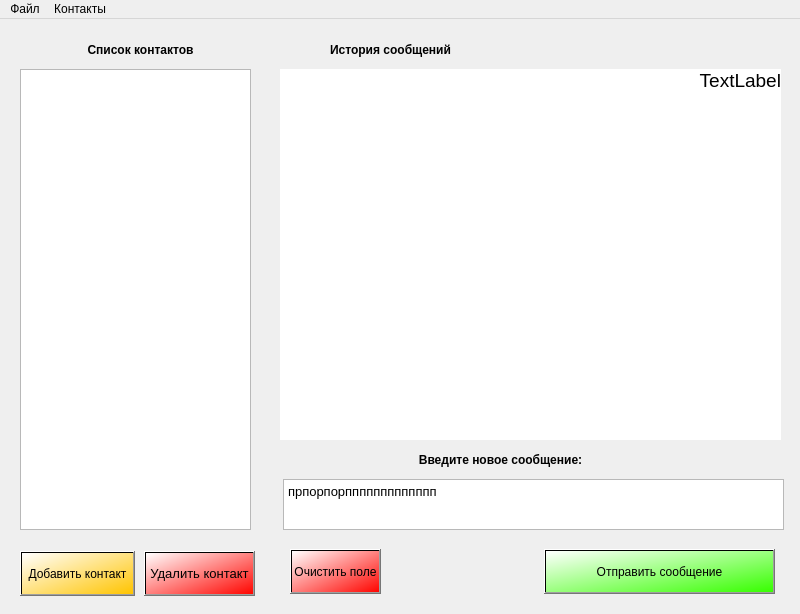
Qt form gui/client_ui.ui (AlexVBodrov/chat_python) before a commit.
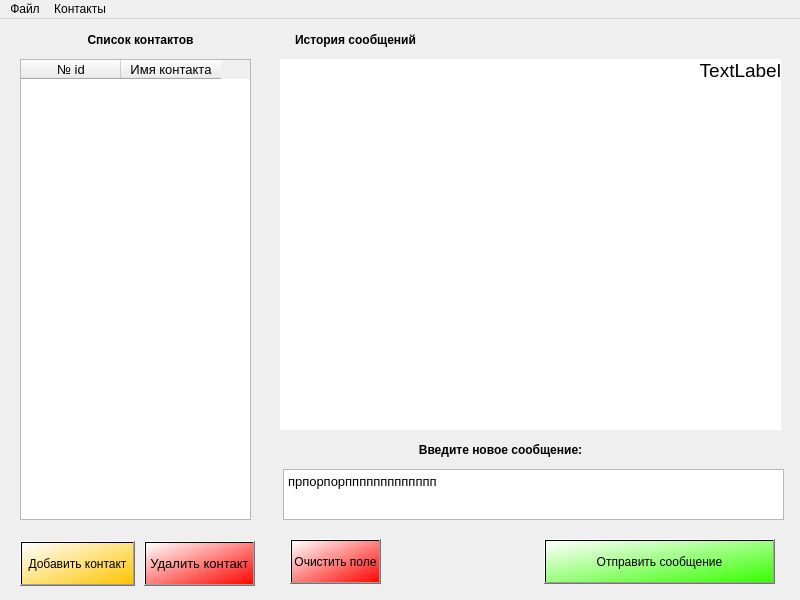
The same form after that commit.

Commit message: Create Client Chat GUI and UI

The edit to the form file:
```diff
--- a/gui/client_ui.ui
+++ b/gui/client_ui.ui
@@ -7,9 +7,15 @@
     <x>0</x>
     <y>0</y>
     <width>800</width>
-    <height>614</height>
+    <height>600</height>
    </rect>
   </property>
+  <property name="minimumSize">
+   <size>
+    <width>800</width>
+    <height>600</height>
+   </size>
+  </property>
   <property name="windowTitle">
    <string>Чат.  Клиент Мессенджер</string>
   </property>
@@ -17,21 +23,41 @@
    <enum>Qt::ToolButtonTextOnly</enum>
   </property>
   <widget class="QWidget" name="centralwidget">
-   <widget class="QListView" name="listView_contacts">
+   <widget class="QTableWidget" name="tableWidget_contacts">
     <property name="geometry">
      <rect>
       <x>20</x>
-      <y>50</y>
+      <y>40</y>
       <width>231</width>
       <height>461</height>
      </rect>
     </property>
+    <property name="font">
+     <font>
+      <pointsize>10</pointsize>
+      <weight>50</weight>
+      <bold>false</bold>
+     </font>
+    </property>
+    <property name="toolTip">
+     <string/>
+    </property>
+    <column>
+     <property name="text">
+      <string>№ id</string>
+     </property>
+    </column>
+    <column>
+     <property name="text">
+      <string>Имя контакта</string>
+     </property>
+    </column>
    </widget>
    <widget class="QLabel" name="label_contacts_list">
     <property name="geometry">
      <rect>
       <x>30</x>
-      <y>20</y>
+      <y>10</y>
       <width>221</width>
       <height>21</height>
      </rect>
@@ -53,7 +79,7 @@
     <property name="geometry">
      <rect>
       <x>20</x>
-      <y>532</y>
+      <y>522</y>
       <width>115</width>
       <height>45</height>
      </rect>
@@ -76,7 +102,7 @@
     <property name="geometry">
      <rect>
       <x>144</x>
-      <y>532</y>
+      <y>522</y>
       <width>111</width>
       <height>45</height>
      </rect>
@@ -99,7 +125,7 @@
     <property name="geometry">
      <rect>
       <x>290</x>
-      <y>530</y>
+      <y>520</y>
       <width>91</width>
       <height>45</height>
      </rect>
@@ -115,7 +141,7 @@
     <property name="geometry">
      <rect>
       <x>544</x>
-      <y>530</y>
+      <y>520</y>
       <width>231</width>
       <height>45</height>
      </rect>
@@ -131,7 +157,7 @@
     <property name="geometry">
      <rect>
       <x>280</x>
-      <y>50</y>
+      <y>40</y>
       <width>501</width>
       <height>371</height>
      </rect>
@@ -155,7 +181,7 @@
     <property name="geometry">
      <rect>
       <x>283</x>
-      <y>460</y>
+      <y>450</y>
       <width>501</width>
       <height>51</height>
      </rect>
@@ -177,8 +203,8 @@
     <property name="geometry">
      <rect>
       <x>290</x>
-      <y>20</y>
-      <width>201</width>
+      <y>10</y>
+      <width>131</width>
       <height>21</height>
      </rect>
     </property>
@@ -199,7 +225,7 @@
     <property name="geometry">
      <rect>
       <x>400</x>
-      <y>430</y>
+      <y>420</y>
       <width>201</width>
       <height>21</height>
      </rect>
```
Left out of the diff: 19 changed lines with no effect on the pictures. The commit also changes 2 other files.
